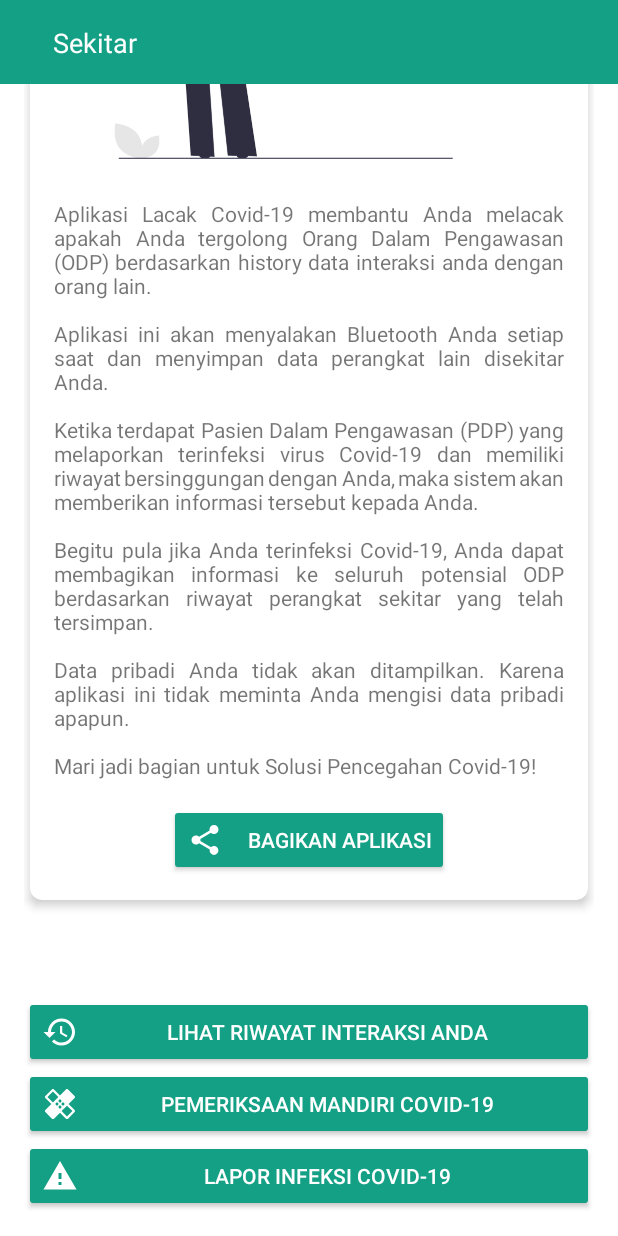
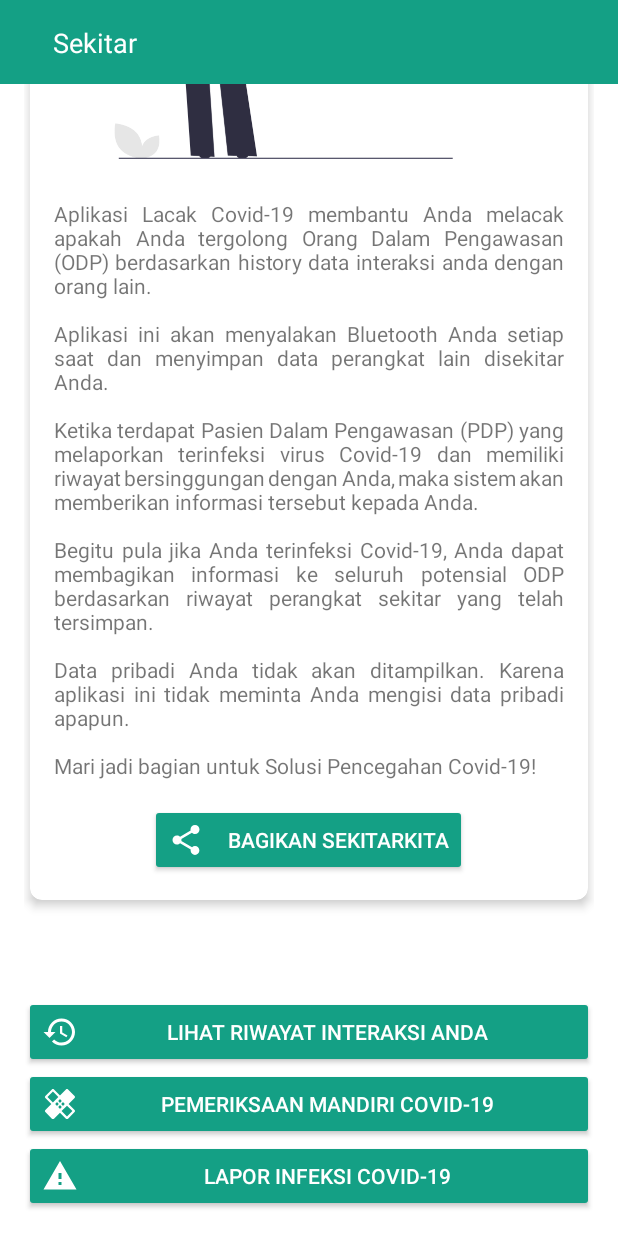
Before and after one commit to ghuniyu/sekitarkita-mobile, an Android app: the screen it shows after launch (MainActivity), scrolled down 237 dp, on a phone screen of 412 x 824 dp. Run offline under Robolectric (Android 15) with nearby library versions, the phone set to English and light mode, and no system bars; libraries missing offline, so code that uses them is left out: com.orhanobut.hawk; 1 statement that could not run was skipped.

Commit message:
Add Share Intent

```diff
--- a/app/build.gradle
+++ b/app/build.gradle
@@ -39,7 +39,10 @@ dependencies {
     implementation 'com.android.support:recyclerview-v7:28.0.0'
     implementation "com.orhanobut:hawk:2.0.1"
     implementation 'androidx.cardview:cardview:1.0.0'
+
     implementation 'com.squareup.retrofit2:retrofit:2.4.0'
     implementation 'com.squareup.okhttp3:logging-interceptor:3.11.0'
     implementation 'com.squareup.retrofit2:converter-gson:2.4.0'
+
+    implementation 'com.github.GrenderG:Toasty:1.4.2'
 }
--- a/app/src/main/res/layout/activity_main.xml
+++ b/app/src/main/res/layout/activity_main.xml
@@ -76,6 +76,7 @@
                         tools:targetApi="o" />
 
                     <Button
+                        android:onClick="share"
                         android:id="@+id/share"
                         android:layout_width="wrap_content"
                         android:layout_height="wrap_content"
@@ -83,7 +84,7 @@
                         android:backgroundTint="@color/colorPrimaryDark"
                         android:drawableStart="@drawable/ic_share"
                         android:drawablePadding="16dp"
-                        android:text="Bagikan Aplikasi"
+                        android:text="@string/share"
                         android:textColor="@android:color/white" />
                 </LinearLayout>
 
--- a/app/src/main/res/values/strings.xml
+++ b/app/src/main/res/values/strings.xml
@@ -8,4 +8,8 @@
     <string name="interaction">Lihat Riwayat Interaksi Anda</string>
     <string name="self_check">Pemeriksaan Mandiri COVID-19</string>
     <string name="report">Lapor Infeksi COVID-19</string>
+    <string name="share_content">Mari bergabung untuk mencegah penyebaran Covid-19. Install aplikasi sekitarkita untuk mencatat riwayat singgung dan peringatan dini Covid-19. \nKunjungi link berikut https://sekitarkita.id/ untuk info lebih lanjut\n\natau download Aplikasinya di https://sekitarkita.id/download</string>
+    <string name="share">Bagikan SekitarKita</string>
+    <string name="bluetooth_unavailable">Perangkat Anda tidak memiliki Bluetooth</string>
+    <string name="bluetooth_active">Bluetooth Aktif</string>
 </resources>
--- a/build.gradle
+++ b/build.gradle
@@ -19,6 +19,7 @@ allprojects {
     repositories {
         google()
         jcenter()
+        maven { url "https://jitpack.io" }
 
     }
 }
```
Also changed, not shown: app/src/main/java/id/ghuniyu/sekitar/MainActivity.kt (+14 -2 lines), 1 other file.
